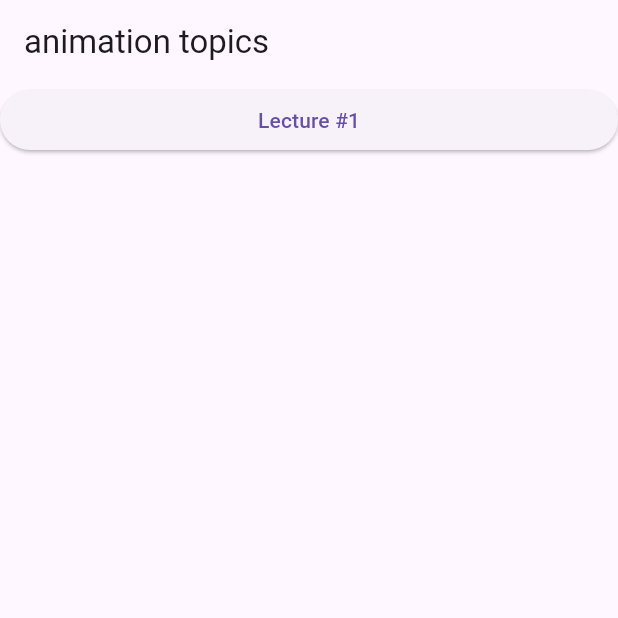
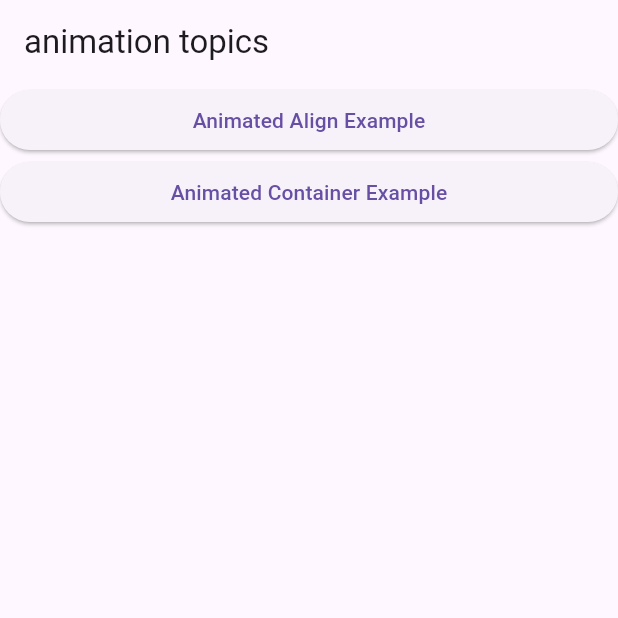
Before and after one commit to salahsaleh1015/Flutter-Animation, a Flutter app: the screen it shows after launch, on a phone screen of 412 x 824 dp, the top half of it. Run offline on Flutter 3.47's test engine with Material 3 defaults, Android fonts, the phone set to English and light mode, and no system bars.

Commit message:
implement Animated Container Example

```diff
--- a/lib/main.dart
+++ b/lib/main.dart
@@ -1,5 +1,6 @@
 import 'package:flutter/material.dart';
-import 'package:flutter_animation/animated_align_example.dart';
+import 'package:flutter_animation/implicit_animations/animated_align_example.dart';
+import 'package:flutter_animation/implicit_animations/animated_container.dart';
 
 void main() {
   runApp(const MyApp());
@@ -10,10 +11,14 @@ class MyApp extends StatelessWidget {
 
   @override
   Widget build(BuildContext context) {
-    return const MaterialApp(
+    return  MaterialApp(
+
       title: "flutter animation",
       debugShowCheckedModeBanner: false,
       home: MainPage(),
+     theme: ThemeData(
+       primarySwatch: Colors.blue,
+     ),
     );
   }
 }
@@ -39,7 +44,15 @@ class MainPage extends StatelessWidget {
                       MaterialPageRoute(
                           builder: (context) => const AnimatedAlignExample()));
                 },
-                child: const Text("Lecture #1")),
+                child: const Text("Animated Align Example")),
+            ElevatedButton(
+                onPressed: () {
+                  Navigator.push(
+                      context,
+                      MaterialPageRoute(
+                          builder: (context) => const AnimatedContainerExample()));
+                },
+                child: const Text("Animated Container Example")),
           ],
         ),
       ),
```
Also changed, not shown: lib/implicit_animations/animated_container.dart (added, +68 -0 lines), lib/implicit_animations/animated_align_example.dart (renamed from lib/animated_align_example.dart).
